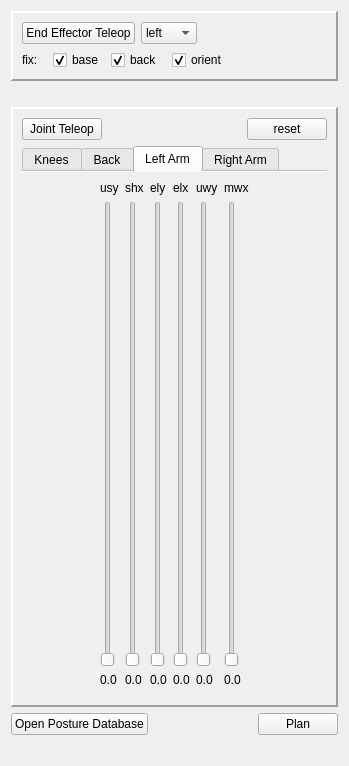
First picture: the form in software/ddapp/src/app/ddTeleopPanel.ui, repository openhumanoids/oh-distro, before the edit.
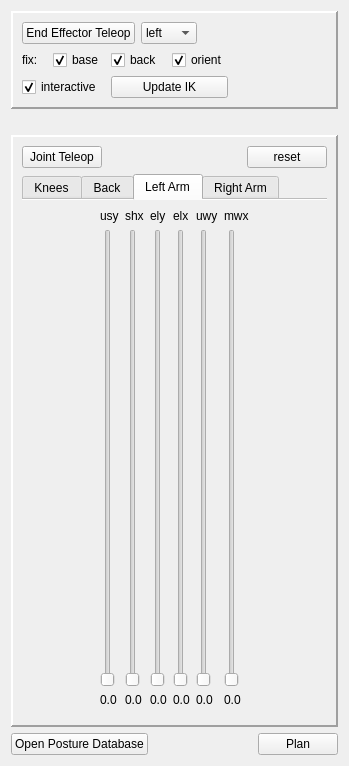
Second picture: the form after the edit.

Commit message: add interactive ik checkbox to teleop panel, hidden by default

What changed in the file:
```diff
--- a/software/ddapp/src/app/ddTeleopPanel.ui
+++ b/software/ddapp/src/app/ddTeleopPanel.ui
@@ -124,6 +124,23 @@
         </property>
        </spacer>
       </item>
+      <item row="2" column="0" colspan="2">
+       <widget class="QCheckBox" name="interactiveCheckbox">
+        <property name="text">
+         <string>interactive</string>
+        </property>
+        <property name="checked">
+         <bool>true</bool>
+        </property>
+       </widget>
+      </item>
+      <item row="2" column="2" colspan="4">
+       <widget class="QPushButton" name="updateIkButton">
+        <property name="text">
+         <string>Update IK</string>
+        </property>
+       </widget>
+      </item>
      </layout>
     </widget>
    </item>
```
The commit also changes 1 other file.
